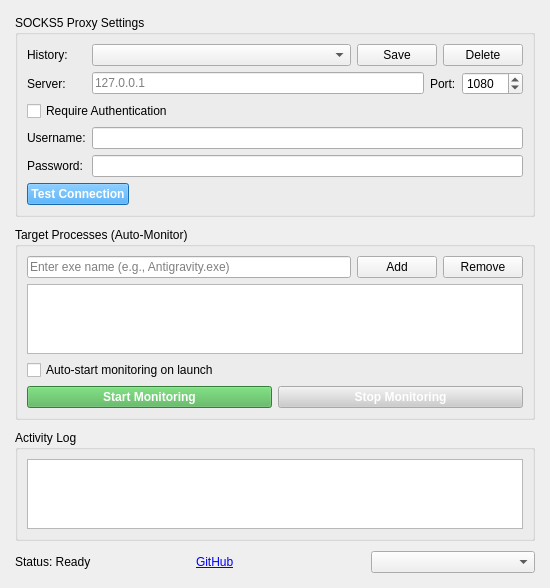
This is launcher/MainWindow.ui in 4111y80y/OpenProxifier as Qt 5 draws it before an edit. The edited form follows.
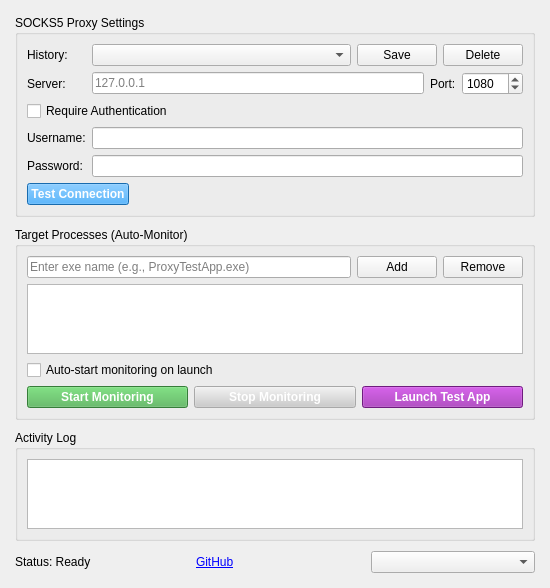
This is the edited form.

Commit message:
Rename test app to ProxyTestApp with bilingual support and UI improvements
- Rename Antigravity to ProxyTestApp with bilingual (EN/CN) interface
- Add "Launch Test App" button in main window to open ProxyTestApp.exe
- Show error message when auto-start monitoring fails due to SOCKS5 connection failure
- Update placeholder text examples to use ProxyTestApp.exe
- Add bilingual support for all new UI elements

```diff
--- a/launcher/MainWindow.ui
+++ b/launcher/MainWindow.ui
@@ -186,7 +186,7 @@
          <item>
           <widget class="QLineEdit" name="exeNameEdit">
            <property name="placeholderText">
-            <string>Enter exe name (e.g., Antigravity.exe)</string>
+            <string>Enter exe name (e.g., ProxyTestApp.exe)</string>
            </property>
           </widget>
          </item>
@@ -258,6 +258,20 @@
            </property>
           </widget>
          </item>
+         <item>
+          <widget class="QPushButton" name="launchTestAppButton">
+           <property name="text">
+            <string>Launch Test App</string>
+           </property>
+           <property name="minimumHeight">
+            <number>35</number>
+           </property>
+           <property name="styleSheet">
+            <string>QPushButton { background-color: #9C27B0; color: white; font-weight: bold; }
+QPushButton:hover { background-color: #7B1FA2; }</string>
+           </property>
+          </widget>
+         </item>
         </layout>
        </item>
       </layout>
```
The commit also changes 9 other files.
